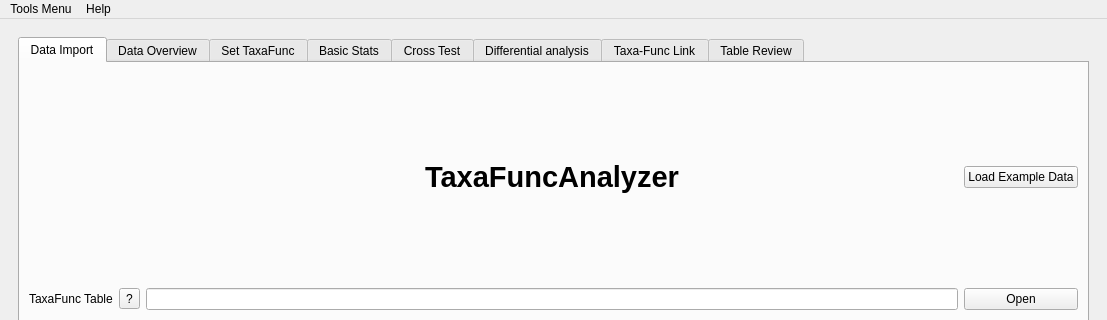
Old version of the form utils/MetaX_GUI/MainWindow.ui in the repository byemaxx/MetaX; both pictures show x 0 to 1107 and y 0 to 320 of the 1107 by 684 pixel window.
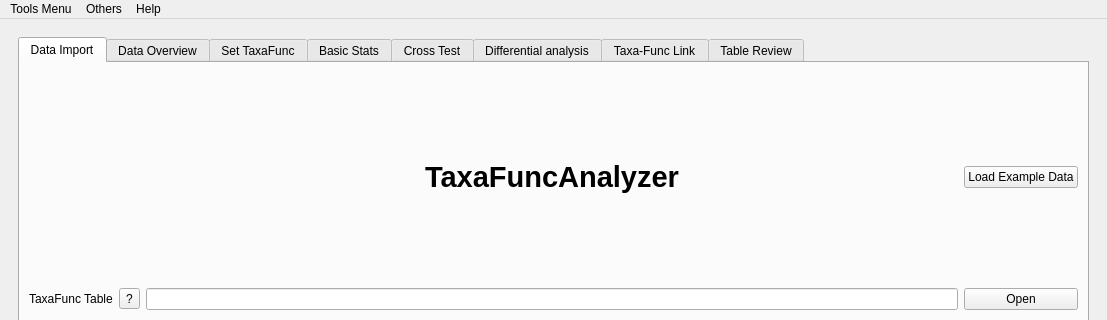
New version of the form.

Commit message: modified:   utils/GUI.py     -   add function to save and restore init path     -   add function to save and restore taxafunc object 	modified:   utils/version.py     -   update version to 1.70.1

The edit to the form file:
```diff
--- a/utils/MetaX_GUI/MainWindow.ui
+++ b/utils/MetaX_GUI/MainWindow.ui
@@ -5035,7 +5035,7 @@
      <x>0</x>
      <y>0</y>
      <width>1048</width>
-     <height>23</height>
+     <height>21</height>
     </rect>
    </property>
    <widget class="QMenu" name="menuTools">
@@ -5053,7 +5053,16 @@
     </property>
     <addaction name="actionAbout"/>
    </widget>
+   <widget class="QMenu" name="menuOthers">
+    <property name="title">
+     <string>Others</string>
+    </property>
+    <addaction name="actionRestore_Last_TaxaFunc"/>
+    <addaction name="actionSave_TaxaFunc"/>
+    <addaction name="actionExport_Log_File"/>
+   </widget>
    <addaction name="menuTools"/>
+   <addaction name="menuOthers"/>
    <addaction name="menuHelp"/>
   </widget>
   <action name="actionTaxaFuncAnalyzer">
```
Left out of the diff: 115 changed lines with no effect on the pictures. The commit also changes 3 other files.
